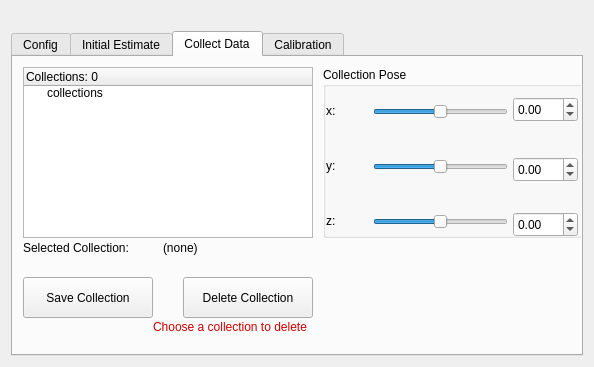
The window that atom_rviz_plugin/src/ui/calibration_panel.ui (lardemua/atom_rviz_plugin) describes before a commit, drawn with Qt 5.
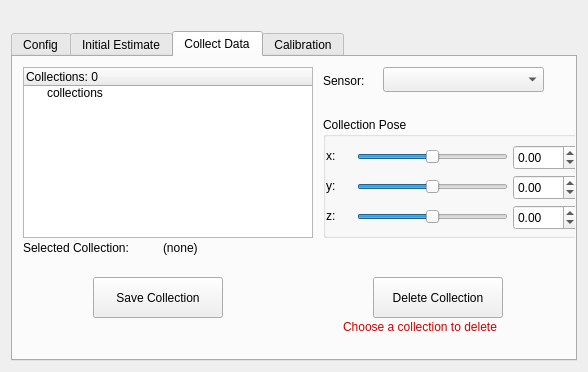
The same window after the commit. The open tabs and pages were chosen to show the change.

```diff
--- a/atom_rviz_plugin/src/ui/calibration_panel.ui
+++ b/atom_rviz_plugin/src/ui/calibration_panel.ui
@@ -6,8 +6,8 @@
    <rect>
     <x>0</x>
     <y>0</y>
-    <width>594</width>
-    <height>367</height>
+    <width>588</width>
+    <height>372</height>
    </rect>
   </property>
   <property name="windowTitle">
@@ -1574,7 +1574,7 @@
       <widget class="QPushButton" name="collectDataSaveButton">
        <property name="geometry">
         <rect>
-         <x>10</x>
+         <x>80</x>
          <y>220</y>
          <width>130</width>
          <height>41</height>
@@ -1587,7 +1587,7 @@
       <widget class="QPushButton" name="collectDataDeleteButton">
        <property name="geometry">
         <rect>
-         <x>170</x>
+         <x>360</x>
          <y>220</y>
          <width>130</width>
          <height>41</height>
@@ -1621,9 +1621,9 @@
        <property name="geometry">
         <rect>
          <x>310</x>
-         <y>10</y>
+         <y>60</y>
          <width>260</width>
-         <height>171</height>
+         <height>121</height>
         </rect>
        </property>
        <property name="title">
@@ -1633,7 +1633,7 @@
         <property name="geometry">
          <rect>
           <x>3</x>
-          <y>35</y>
+          <y>30</y>
           <width>40</width>
           <height>18</height>
          </rect>
@@ -1646,7 +1646,7 @@
         <property name="geometry">
          <rect>
           <x>3</x>
-          <y>90</y>
+          <y>60</y>
           <width>40</width>
           <height>18</height>
          </rect>
@@ -1659,7 +1659,7 @@
         <property name="geometry">
          <rect>
           <x>3</x>
-          <y>145</y>
+          <y>90</y>
           <width>40</width>
           <height>18</height>
          </rect>
@@ -1672,7 +1672,7 @@
         <property name="geometry">
          <rect>
           <x>190</x>
-          <y>30</y>
+          <y>28</y>
           <width>65</width>
           <height>25</height>
          </rect>
@@ -1691,7 +1691,7 @@
         <property name="geometry">
          <rect>
           <x>190</x>
-          <y>90</y>
+          <y>58</y>
           <width>65</width>
           <height>25</height>
          </rect>
@@ -1710,7 +1710,7 @@
         <property name="geometry">
          <rect>
           <x>190</x>
-          <y>145</y>
+          <y>88</y>
           <width>65</width>
           <height>25</height>
          </rect>
@@ -1728,9 +1728,9 @@
        <widget class="QSlider" name="collectDataPoseXSlider">
         <property name="geometry">
          <rect>
-          <x>50</x>
-          <y>35</y>
-          <width>135</width>
+          <x>34</x>
+          <y>30</y>
+          <width>151</width>
           <height>20</height>
          </rect>
         </property>
@@ -1747,9 +1747,9 @@
        <widget class="QSlider" name="collectDataPoseYSlider">
         <property name="geometry">
          <rect>
-          <x>50</x>
-          <y>90</y>
-          <width>135</width>
+          <x>34</x>
+          <y>60</y>
+          <width>151</width>
           <height>20</height>
          </rect>
         </property>
@@ -1766,9 +1766,9 @@
        <widget class="QSlider" name="collectDataPoseZSlider">
         <property name="geometry">
          <rect>
-          <x>50</x>
-          <y>145</y>
-          <width>135</width>
+          <x>34</x>
+          <y>90</y>
+          <width>151</width>
           <height>20</height>
          </rect>
         </property>
@@ -1812,7 +1812,7 @@
       <widget class="QLabel" name="collectDataDeleteCollectionLabel">
        <property name="geometry">
         <rect>
-         <x>140</x>
+         <x>330</x>
          <y>262</y>
          <width>201</width>
          <height>17</height>
@@ -1822,6 +1822,29 @@
         <string>&lt;html&gt;&lt;head/&gt;&lt;body&gt;&lt;p&gt;&lt;span style=&quot; color:#cc0000;&quot;&gt;Choose a collection to delete&lt;/span&gt;&lt;/p&gt;&lt;/body&gt;&lt;/html&gt;</string>
        </property>
       </widget>
+      <widget class="QComboBox" name="collectDataSensorsComboBox">
+       <property name="geometry">
+        <rect>
+         <x>370</x>
+         <y>10</y>
+         <width>161</width>
+         <height>25</height>
+        </rect>
+       </property>
+      </widget>
+      <widget class="QLabel" name="label_2">
+       <property name="geometry">
+        <rect>
+         <x>310</x>
+         <y>15</y>
+         <width>67</width>
+         <height>17</height>
+        </rect>
+       </property>
+       <property name="text">
+        <string>Sensor:</string>
+       </property>
+      </widget>
      </widget>
      <widget class="QWidget" name="calibrationTab">
       <attribute name="title">
```
Left out of the diff: 28 changed lines with no effect on the pictures.
